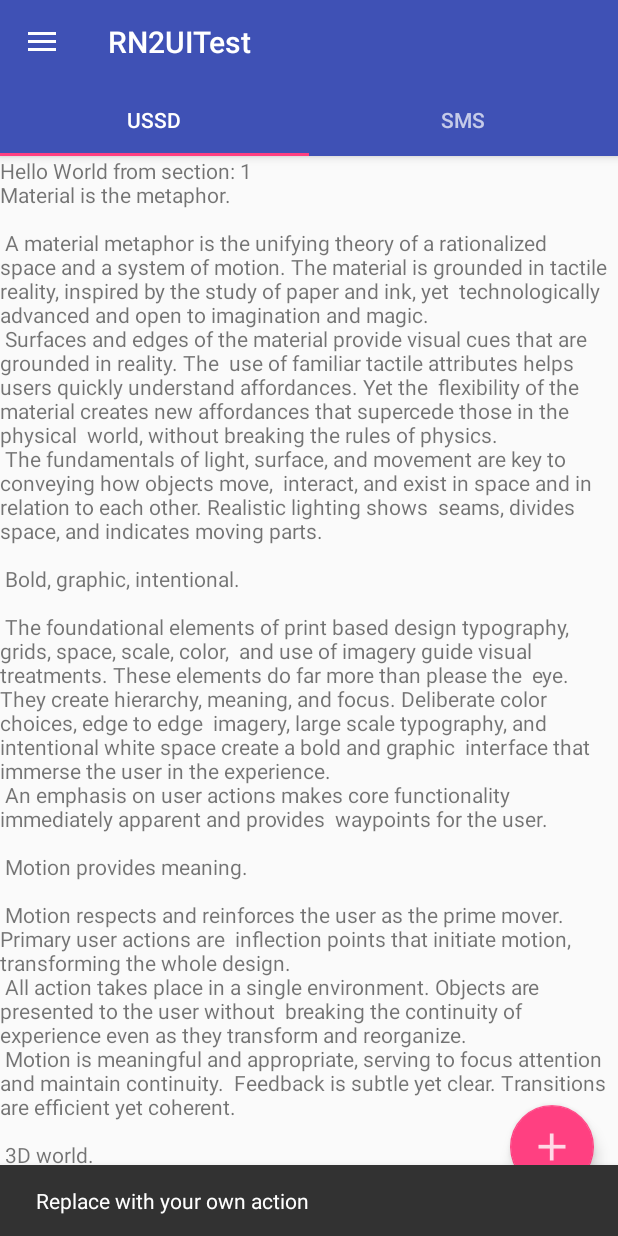
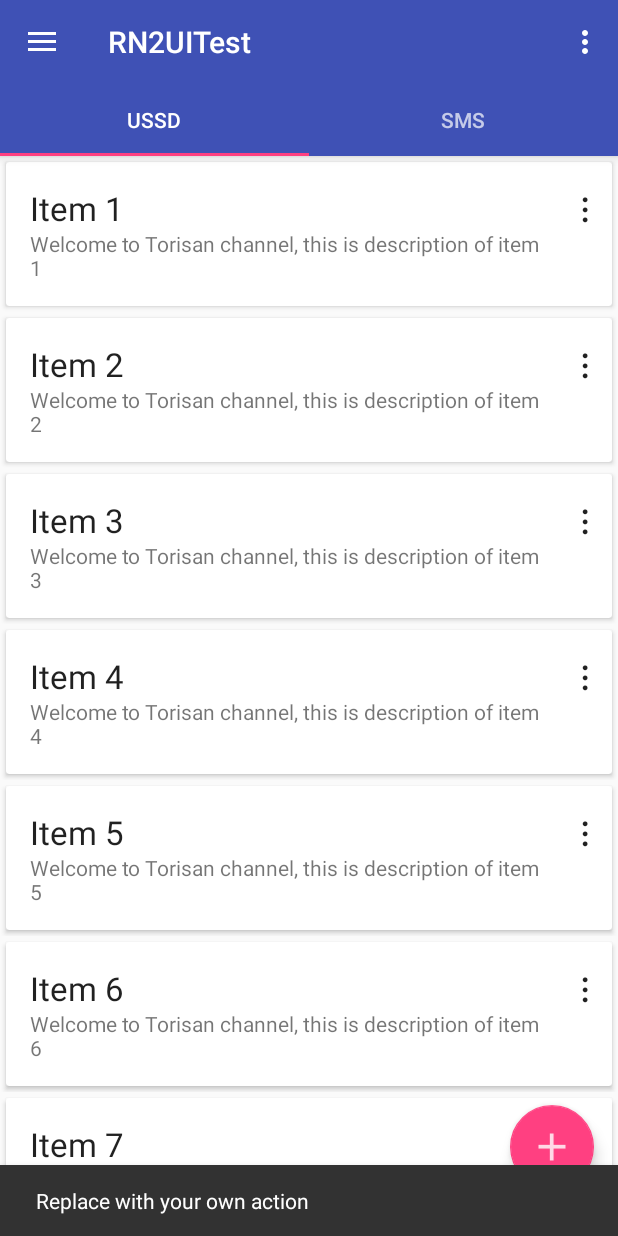
Before and after one commit to AndreiRadchenko/RN2UITest, an Android app: the screen it shows after launch (RN_USSD), after a tap on an icon or button, on a phone screen of 412 x 824 dp. Run offline under Robolectric (Android 15) with nearby library versions, the phone set to English and light mode, and no system bars.

Commit message:
commit before adding itemTachHelper for drag and drop

```diff
--- a/app/build.gradle
+++ b/app/build.gradle
@@ -28,4 +28,8 @@ dependencies {
     compile 'com.android.support:design:25.1.0'
     testCompile 'junit:junit:4.12'
     compile 'com.android.support:design:25.1.0'
+    compile fileTree(dir: 'libs', include: ['*.jar'])
+
+    compile 'com.android.support:cardview-v7:25.0.1'
+    compile 'com.android.support:recyclerview-v7:25.0.1'
 }
--- /dev/null
+++ b/app/src/main/java/unidesign/rn2uitest/MyAdapter.java
@@ -0,0 +1,91 @@
+package unidesign.rn2uitest;
+
+/**
+ * Created by United on 2/25/2017.
+ */
+import android.content.Context;
+//import android.support.v7.widget.PopupMenu;
+import android.widget.PopupMenu;
+import android.support.v7.widget.RecyclerView;
+import android.view.LayoutInflater;
+import android.view.MenuItem;
+import android.view.View;
+import android.view.ViewGroup;
+import android.widget.TextView;
+import android.widget.Toast;
+
+import java.util.List;
+
+public class MyAdapter extends RecyclerView.Adapter<MyAdapter.ViewHolder> {
+
+    private List<RecyclerItem> listItems;
+    private Context mContext;
+
+    public MyAdapter(List<RecyclerItem> listItems, Context mContext) {
+        this.listItems = listItems;
+        this.mContext = mContext;
+    }
+
+
+    @Override
+    public ViewHolder onCreateViewHolder(ViewGroup parent, int viewType) {
+        View v = LayoutInflater.from(parent.getContext()).inflate(R.layout.recycler_item, parent, false);
+        return new ViewHolder(v);
+    }
+
+    @Override
+    public void onBindViewHolder(final ViewHolder holder, final int position) {
+
+        final RecyclerItem itemList = listItems.get(position);
+        holder.txtTitle.setText(itemList.getTitle());
+        holder.txtDescription.setText(itemList.getDescription());
+        holder.txtOptionDigit.setOnClickListener(new View.OnClickListener() {
+            @Override
+            public void onClick(View v) {
+                //Display option menu
+
+                PopupMenu popupMenu = new PopupMenu(mContext, holder.txtOptionDigit);
+                popupMenu.inflate(R.menu.option_menu);
+                popupMenu.setOnMenuItemClickListener(new PopupMenu.OnMenuItemClickListener() {
+                    @Override
+                    public boolean onMenuItemClick(MenuItem item) {
+
+                        switch (item.getItemId()) {
+                            case R.id.mnu_item_save:
+                                Toast.makeText(mContext, "Saved", Toast.LENGTH_LONG).show();
+                                break;
+                            case R.id.mnu_item_delete:
+                                //Delete item
+                                listItems.remove(position);
+                                notifyDataSetChanged();
+                                Toast.makeText(mContext, "Deleted", Toast.LENGTH_LONG).show();
+                                break;
+                            default:
+                                break;
+                        }
+                        return false;
+                    }
+                });
+                popupMenu.show();
+            }
+        });
+    }
+
+    @Override
+    public int getItemCount() {
+        return listItems.size();
+    }
+
+    public class ViewHolder extends RecyclerView.ViewHolder{
+
+        public TextView txtTitle;
+        public TextView txtDescription;
+        public TextView txtOptionDigit;
+        public ViewHolder(View itemView) {
+            super(itemView);
+            txtTitle = (TextView) itemView.findViewById(R.id.txtTitle);
+            txtDescription = (TextView) itemView.findViewById(R.id.txtDescription);
+            txtOptionDigit = (TextView) itemView.findViewById(R.id.txtOptionDigit);
+        }
+    }
+}
--- a/app/src/main/java/unidesign/rn2uitest/RN_USSD.java
+++ b/app/src/main/java/unidesign/rn2uitest/RN_USSD.java
@@ -9,6 +9,10 @@ import android.support.v4.view.GravityCompat;
 import android.support.v4.widget.DrawerLayout;
 import android.support.v7.app.ActionBarDrawerToggle;
 import android.support.v7.app.AppCompatActivity;
+import android.support.v7.widget.GridLayoutManager;
+import android.support.v7.widget.LinearLayoutManager;
+import android.support.v7.widget.RecyclerView;
+import android.support.v7.widget.StaggeredGridLayoutManager;
 import android.support.v7.widget.Toolbar;
 
 import android.support.v4.app.Fragment;
@@ -23,6 +27,9 @@ import android.view.View;
 import android.view.ViewGroup;
 
 import android.widget.TextView;
+
+import java.util.ArrayList;
+import java.util.List;
 
 public class RN_USSD extends AppCompatActivity
         implements NavigationView.OnNavigationItemSelectedListener {
@@ -118,14 +125,14 @@ public class RN_USSD extends AppCompatActivity
         }
     }
 
-/*    @Override
+    @Override
     public boolean onCreateOptionsMenu(Menu menu) {
         // Inflate the menu; this adds items to the action bar if it is present.
         getMenuInflater().inflate(R.menu.menu_rn__ussd, menu);
         return true;
-    }*/
+    }
 
-/*    @Override
+    @Override
     public boolean onOptionsItemSelected(MenuItem item) {
         // Handle action bar item clicks here. The action bar will
         // automatically handle clicks on the Home/Up button, so long
@@ -138,7 +145,7 @@ public class RN_USSD extends AppCompatActivity
         }
 
         return super.onOptionsItemSelected(item);
-    }*/
+    }
 
     @SuppressWarnings("StatementWithEmptyBody")
     @Override
@@ -175,6 +182,10 @@ public class RN_USSD extends AppCompatActivity
          */
         private static final String ARG_SECTION_NUMBER = "section_number";
 
+/*        private RecyclerView recyclerView;
+        private MyAdapter adapter;
+        private List<RecyclerItem> listItems;*/
+
         public PlaceholderFragment() {
         }
 
@@ -189,14 +200,39 @@ public class RN_USSD extends AppCompatActivity
             fragment.setArguments(args);
             return fragment;
         }
-
+//*****************************************************************************************************************************
+//Заполнение фрагментов USSD и SMS
         @Override
         public View onCreateView(LayoutInflater inflater, ViewGroup container,
                                  Bundle savedInstanceState) {
+
             View rootView = inflater.inflate(R.layout.fragment_rn__ussd, container, false);
+
+            RecyclerView recyclerView = (RecyclerView) rootView.findViewById(R.id.recyclerView);
+            recyclerView.setHasFixedSize(true);
+            recyclerView.setLayoutManager(new LinearLayoutManager(getActivity()));
+
+            //recyclerView.setLayoutManager(new GridLayoutManager(getActivity(), 2, StaggeredGridLayoutManager.VERTICAL, false));
+
+            List<RecyclerItem> listItems = new ArrayList<>();
+            //Generate sample data
+
+            for (int i = 0; i<10; i++) {
+                listItems.add(new RecyclerItem("Item " + (i + 1), "Welcome to Torisan channel, this is description of item " + (i+1)));
+            }
+
+            //Set adapter
+            MyAdapter adapter = new MyAdapter(listItems, getActivity());
+//            MyAdapter adapter = new MyAdapter(getActivity());
+            recyclerView.setAdapter(adapter);
+
+
+/*    View rootView = inflater.inflate(R.layout.fragment_rn__sms, container, false);
             TextView textView = (TextView) rootView.findViewById(R.id.section_label);
             textView.setText(getString(R.string.section_format, getArguments().getInt(ARG_SECTION_NUMBER)) +
-                    "\n" + getString(R.string.large_text));
+                    "\n" + getString(R.string.large_text));*/
+
+
             return rootView;
         }
     }
@@ -220,7 +256,7 @@ public class RN_USSD extends AppCompatActivity
 
         @Override
         public int getCount() {
-            // Show 3 total pages.
+            // Show 2 total pages.
             return 2;
         }
 
--- /dev/null
+++ b/app/src/main/java/unidesign/rn2uitest/RecyclerItem.java
@@ -0,0 +1,32 @@
+package unidesign.rn2uitest;
+
+/**
+ * Created by United on 2/25/2017.
+ */
+
+public class RecyclerItem {
+
+    private String title;
+    private String description;
+
+    public RecyclerItem(String title, String description) {
+        this.title = title;
+        this.description = description;
+    }
+
+    public String getTitle() {
+        return title;
+    }
+
+    public void setTitle(String title) {
+        this.title = title;
+    }
+
+    public String getDescription() {
+        return description;
+    }
+
+    public void setDescription(String description) {
+        this.description = description;
+    }
+}
--- /dev/null
+++ b/app/src/main/res/layout/fragment_rn__sms.xml
@@ -0,0 +1,20 @@
+<?xml version="1.0" encoding="utf-8"?>
+<android.support.v4.widget.NestedScrollView xmlns:android="http://schemas.android.com/apk/res/android"
+    xmlns:app="http://schemas.android.com/apk/res-auto"
+    xmlns:tools="http://schemas.android.com/tools"
+    android:layout_width="match_parent"
+    android:layout_height="match_parent"
+
+    tools:context="unidesign.rn2uitest.RN_USSD$PlaceholderFragment"
+    tools:showIn="@layout/appbar_rn__ussd"
+    >
+
+    <TextView
+        android:id="@+id/section_label"
+        android:layout_width="wrap_content"
+        android:layout_height="wrap_content"
+        />
+    <!--android:text="scroll short text"
+    android:text="@string/large_text"
+    android:textColor="#ff0000"-->
+</android.support.v4.widget.NestedScrollView>
--- a/app/src/main/res/layout/fragment_rn__ussd.xml
+++ b/app/src/main/res/layout/fragment_rn__ussd.xml
@@ -1,20 +1,17 @@
 <?xml version="1.0" encoding="utf-8"?>
-    <android.support.v4.widget.NestedScrollView xmlns:android="http://schemas.android.com/apk/res/android"
-        xmlns:app="http://schemas.android.com/apk/res-auto"
-        xmlns:tools="http://schemas.android.com/tools"
+<RelativeLayout xmlns:android="http://schemas.android.com/apk/res/android"
+    xmlns:tools="http://schemas.android.com/tools"
+    android:layout_width="match_parent"
+    android:layout_height="match_parent"
+
+    tools:context="unidesign.rn2uitest.RN_USSD$PlaceholderFragment"
+    tools:showIn="@layout/appbar_rn__ussd"
+    >
+
+    <android.support.v7.widget.RecyclerView
         android:layout_width="match_parent"
         android:layout_height="match_parent"
+        android:id="@+id/recyclerView"></android.support.v7.widget.RecyclerView>
 
-        tools:context="unidesign.rn2uitest.RN_USSD$PlaceholderFragment"
-        tools:showIn="@layout/appbar_rn__ussd"
-        >
 
-        <TextView
-            android:id="@+id/section_label"
-            android:layout_width="wrap_content"
-            android:layout_height="wrap_content"
-             />
-        <!--android:text="scroll short text"
-        android:text="@string/large_text"
-        android:textColor="#ff0000"-->
-    </android.support.v4.widget.NestedScrollView>
+</RelativeLayout>
--- /dev/null
+++ b/app/src/main/res/layout/recycler_item.xml
@@ -0,0 +1,52 @@
+<?xml version="1.0" encoding="utf-8"?>
+<LinearLayout xmlns:android="http://schemas.android.com/apk/res/android"
+    android:layout_width="match_parent"
+    android:layout_height="wrap_content"
+    android:orientation="vertical">
+
+    <android.support.v7.widget.CardView
+        android:layout_width="match_parent"
+        android:layout_height="wrap_content"
+        android:layout_margin="4dp"
+        android:elevation="4dp">
+        <RelativeLayout
+            android:layout_width="match_parent"
+            android:layout_height="96dp"
+            android:padding="@dimen/activity_horizontal_margin"
+            android:layout_marginTop="0dp"
+            android:paddingTop="0dp">
+
+            <TextView
+                android:layout_width="wrap_content"
+                android:layout_height="wrap_content"
+                android:id="@+id/txtTitle"
+                android:text="Title"
+                android:layout_marginTop="0dp"
+                android:paddingTop="0dp"
+                android:layout_alignParentTop="true"
+                android:textAppearance="?android:textAppearanceLarge"
+                android:layout_alignParentLeft="true"
+                android:layout_alignParentStart="true" />
+            <TextView
+                android:layout_width="match_parent"
+                android:layout_height="wrap_content"
+                android:id="@+id/txtDescription"
+                android:text="Description"
+                android:paddingEnd="30dp"
+                android:paddingRight="30dp"
+                android:textAppearance="?android:textAppearanceSmall"
+                android:layout_alignParentBottom="true"
+                android:layout_below="@id/txtDescription"/>
+            <TextView
+                android:layout_width="wrap_content"
+                android:layout_height="wrap_content"
+                android:text="&#8942;"
+                android:id="@+id/txtOptionDigit"
+                android:textAppearance="?android:textAppearanceLarge"
+                android:textStyle="bold"
+                android:layout_alignParentTop="true"
+                android:layout_alignParentRight="true"
+                android:paddingLeft="@dimen/activity_horizontal_margin"/>
+        </RelativeLayout>
+    </android.support.v7.widget.CardView>
+</LinearLayout>
--- /dev/null
+++ b/app/src/main/res/menu/option_menu.xml
@@ -0,0 +1,9 @@
+<?xml version="1.0" encoding="utf-8"?>
+<menu xmlns:android="http://schemas.android.com/apk/res/android">
+    <item
+        android:id="@+id/mnu_item_save"
+        android:title="Save" />
+    <item
+        android:id="@+id/mnu_item_delete"
+        android:title="Delete" />
+</menu>
```
Also changed, not shown: 2 other files.
